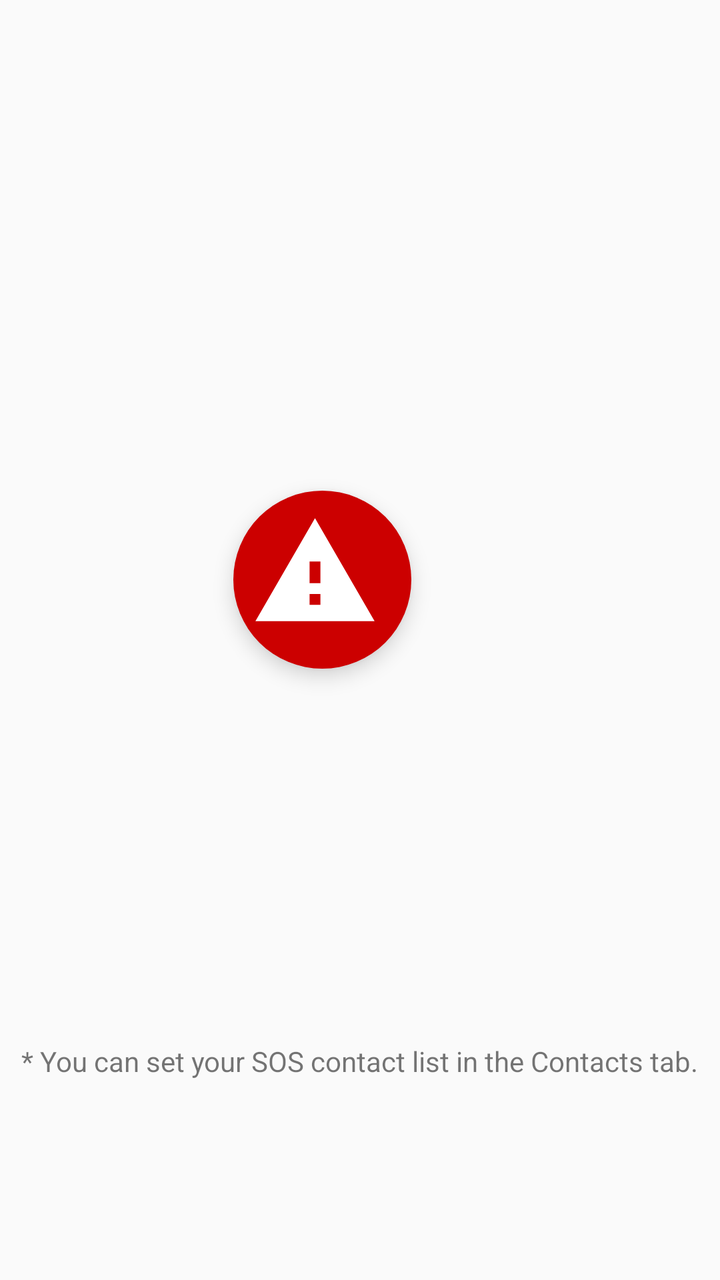
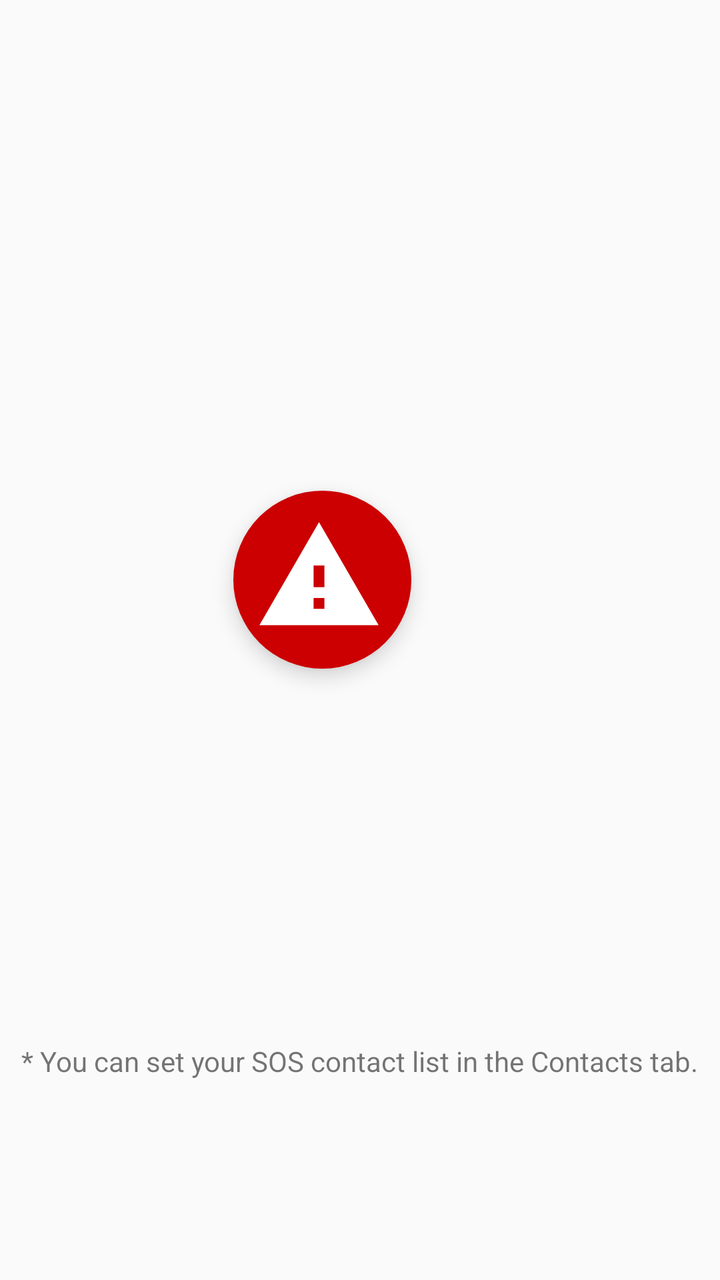

Two renders of the same Android screen: before a commit and after it. Below are the layout's source before the change and the commit's diff.
<!-- AndroidManifest.xml: application theme AppTheme -->
<!-- res/layout/fragment_home.xml -->
<?xml version="1.0" encoding="utf-8"?>
<androidx.constraintlayout.widget.ConstraintLayout xmlns:android="http://schemas.android.com/apk/res/android"
    xmlns:app="http://schemas.android.com/apk/res-auto"
    xmlns:tools="http://schemas.android.com/tools"
    android:layout_width="match_parent"
    android:layout_height="match_parent"
    tools:context=".ui.home.HomeFragment">

    <TextView
        android:id="@+id/text_home"
        android:layout_width="match_parent"
        android:layout_height="wrap_content"
        android:layout_marginStart="8dp"
        android:layout_marginEnd="8dp"
        android:textAlignment="center"
        android:textSize="20sp"
        app:layout_constraintBottom_toBottomOf="parent"
        app:layout_constraintEnd_toEndOf="parent"
        app:layout_constraintHorizontal_bias="0.0"
        app:layout_constraintStart_toStartOf="parent"
        app:layout_constraintTop_toTopOf="parent"
        app:layout_constraintVertical_bias="0.096" />

    <TextView
        android:id="@+id/helpText"
        android:layout_width="wrap_content"
        android:layout_height="wrap_content"
        android:layout_marginBottom="100dp"
        android:text="@string/helpTextHome"
        app:layout_constraintBottom_toBottomOf="parent"
        app:layout_constraintEnd_toEndOf="parent"
        app:layout_constraintStart_toStartOf="parent" />

    <com.google.android.material.floatingactionbutton.FloatingActionButton
        android:id="@+id/sos"
        android:layout_width="89dp"
        android:layout_height="90dp"
        android:padding="0dp"
        android:scaleType="fitCenter"
        android:src="@drawable/ic_sos"
        app:backgroundTint="@android:color/holo_red_dark"
        app:borderWidth="0dp"
        app:fabCustomSize="82dp"
        app:layout_constraintBottom_toTopOf="@+id/helpText"
        app:layout_constraintEnd_toEndOf="parent"
        app:layout_constraintHorizontal_bias="0.424"
        app:layout_constraintStart_toStartOf="parent"
        app:layout_constraintTop_toTopOf="parent"
        app:layout_constraintVertical_bias="0.574"
        app:useCompatPadding="true" />
</androidx.constraintlayout.widget.ConstraintLayout>
<!-- resources referenced by this layout -->
<resources>
  <!-- drawable ic_sos (drawable) -->
  <vector android:height="24dp" android:tint="#FFFFFF"
      android:viewportHeight="24.0" android:viewportWidth="24.0"
      android:width="24dp" xmlns:android="http://schemas.android.com/apk/res/android">
      <path android:fillColor="#FF000000" android:pathData="M1,21h22L12,2 1,21zM13,18h-2v-2h2v2zM13,14h-2v-4h2v4z"/>
  </vector>
  <string name="helpTextHome">* You can set your SOS contact list in the Contacts tab.</string>
  <style name="AppTheme" parent="Theme.AppCompat.Light.DarkActionBar">
          
          <item name="colorPrimary">@color/colorPrimary</item>
          <item name="colorPrimaryDark">@color/colorPrimaryDark</item>
          <item name="colorAccent">@color/colorAccent</item>
      </style>
  <color name="colorPrimary">#6200EE</color>
  <color name="colorPrimaryDark">#3700B3</color>
  <color name="colorAccent">#03DAC5</color>
</resources>

<!-- the commit's change to res/layout/fragment_home.xml (unified diff, before → after) -->
@@ -40,7 +40,8 @@
         android:src="@drawable/ic_sos"
         app:backgroundTint="@android:color/holo_red_dark"
         app:borderWidth="0dp"
-        app:fabCustomSize="82dp"
+        app:fabCustomSize="86dp"
+        app:maxImageSize="65dp"
         app:layout_constraintBottom_toTopOf="@+id/helpText"
         app:layout_constraintEnd_toEndOf="parent"
         app:layout_constraintHorizontal_bias="0.424"
